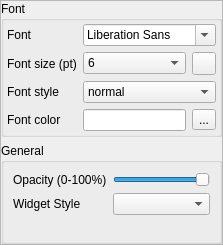
Qt form src/blackgui/components/settingsguicomponent.ui (swift-project/pilotclient) before a commit.
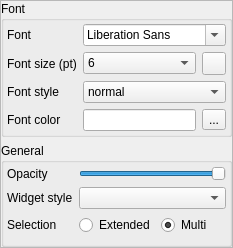
The same form after that commit. Icons and pictures are not drawn.

Commit message: refs #830, UI for selection mode settings

What changed in the file:
```diff
--- a/src/blackgui/components/settingsguicomponent.ui
+++ b/src/blackgui/components/settingsguicomponent.ui
@@ -6,8 +6,8 @@
    <rect>
     <x>0</x>
     <y>0</y>
-    <width>223</width>
-    <height>245</height>
+    <width>233</width>
+    <height>248</height>
    </rect>
   </property>
   <property name="windowTitle">
@@ -210,10 +210,22 @@
       <string>General</string>
      </property>
      <layout class="QFormLayout" name="fl_GuiGeneral">
+      <property name="leftMargin">
+       <number>3</number>
+      </property>
+      <property name="topMargin">
+       <number>3</number>
+      </property>
+      <property name="rightMargin">
+       <number>3</number>
+      </property>
+      <property name="bottomMargin">
+       <number>3</number>
+      </property>
       <item row="1" column="0">
        <widget class="QLabel" name="lbl_SettingsGuiOpacity">
         <property name="text">
-         <string>Opacity (0-100%)</string>
+         <string>Opacity</string>
         </property>
        </widget>
       </item>
@@ -242,13 +254,55 @@
       <item row="2" column="0">
        <widget class="QLabel" name="lbl_SettingsGuiWidgetStyle">
         <property name="text">
-         <string>Widget Style</string>
+         <string>Widget style</string>
         </property>
        </widget>
       </item>
       <item row="2" column="1">
        <widget class="QComboBox" name="cb_SettingsGuiWidgetStyle"/>
       </item>
+      <item row="3" column="0">
+       <widget class="QLabel" name="lbl_PreferredMultiSelect">
+        <property name="text">
+         <string>Selection</string>
+        </property>
+       </widget>
+      </item>
+      <item row="3" column="1">
+       <widget class="QWidget" name="wi_PreferredSelection" native="true">
+        <layout class="QHBoxLayout" name="hl_PreferredMultiSelect">
+         <property name="leftMargin">
+          <number>0</number>
+         </property>
+         <property name="topMargin">
+          <number>0</number>
+         </property>
+         <property name="rightMargin">
+          <number>0</number>
+         </property>
+         <property name="bottomMargin">
+          <number>0</number>
+         </property>
+         <item>
+          <widget class="QRadioButton" name="rb_PreferExtendedSelection">
+           <property name="text">
+            <string>Extended</string>
+           </property>
+          </widget>
+         </item>
+         <item>
+          <widget class="QRadioButton" name="rb_PreferMultiSelection">
+           <property name="text">
+            <string>Multi</string>
+           </property>
+           <property name="checked">
+            <bool>true</bool>
+           </property>
+          </widget>
+         </item>
+        </layout>
+       </widget>
+      </item>
      </layout>
     </widget>
    </item>
```
Left out of the diff: 8 changed lines with no effect on the pictures. The commit also changes 4 other files.
